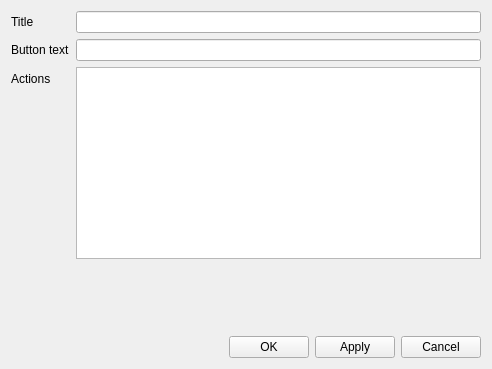
Qt form CustomAction/settingsdialog.ui (pr4u4t/automatron3000) before a commit.
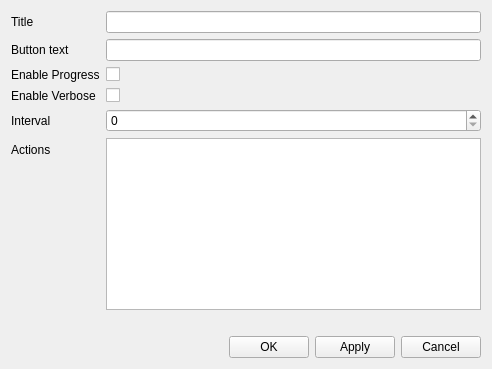
The same form after that commit. Custom widgets are drawn as their Qt base class.

Patch:
```diff
--- a/CustomAction/settingsdialog.ui
+++ b/CustomAction/settingsdialog.ui
@@ -16,7 +16,7 @@
   <layout class="QVBoxLayout" name="verticalLayout">
    <item>
     <layout class="QFormLayout" name="formLayout">
-     <item row="3" column="0">
+     <item row="5" column="0">
       <widget class="QLabel" name="label_2">
        <property name="text">
         <string>Actions</string>
@@ -40,12 +40,50 @@
        </property>
       </widget>
      </item>
-     <item row="3" column="1">
+     <item row="5" column="1">
       <widget class="QTableView" name="tableView"/>
      </item>
      <item row="1" column="1">
       <widget class="QLineEdit" name="buttonEdit"/>
      </item>
+     <item row="2" column="0">
+      <widget class="QLabel" name="label_4">
+       <property name="text">
+        <string>Enable Progress</string>
+       </property>
+      </widget>
+     </item>
+     <item row="3" column="0">
+      <widget class="QLabel" name="label_5">
+       <property name="text">
+        <string>Enable Verbose</string>
+       </property>
+      </widget>
+     </item>
+     <item row="2" column="1">
+      <widget class="QCheckBox" name="progressCheckbox">
+       <property name="text">
+        <string/>
+       </property>
+      </widget>
+     </item>
+     <item row="3" column="1">
+      <widget class="QCheckBox" name="verboseCheckbox">
+       <property name="text">
+        <string/>
+       </property>
+      </widget>
+     </item>
+     <item row="4" column="0">
+      <widget class="QLabel" name="label_6">
+       <property name="text">
+        <string>Interval</string>
+       </property>
+      </widget>
+     </item>
+     <item row="4" column="1">
+      <widget class="QSpinBox" name="intervalSpin"/>
+     </item>
     </layout>
    </item>
    <item>
```
